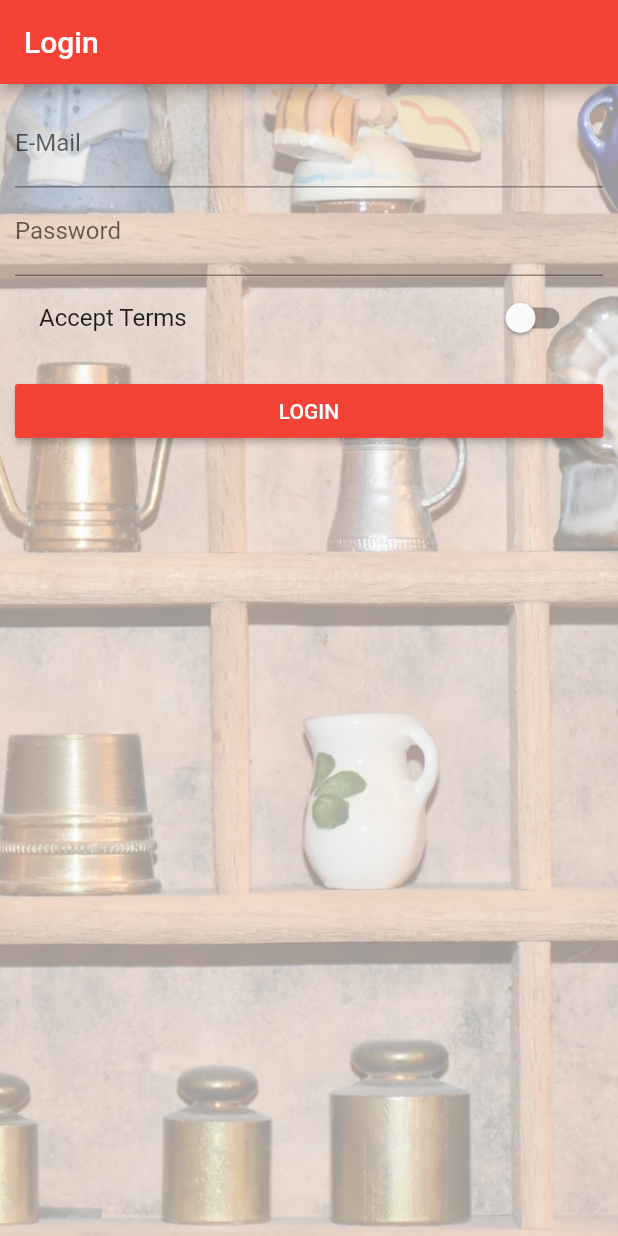
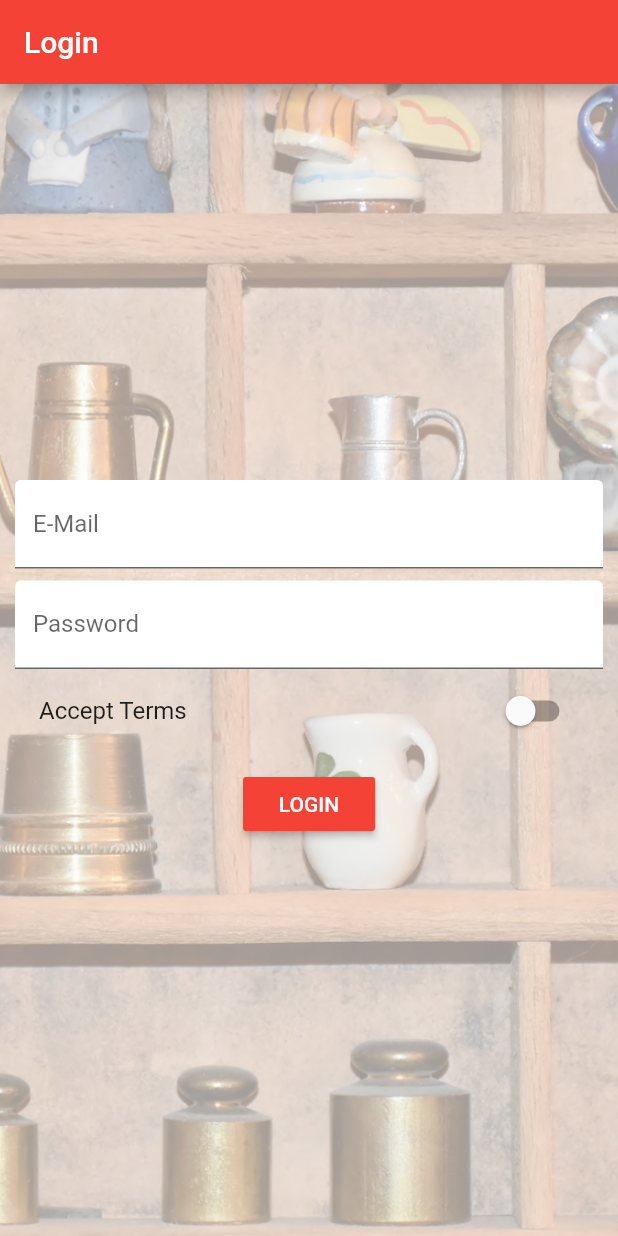
Before and after one commit to TavinHlungwani/flutter-easy-list, a Flutter app: the screen it shows after launch, on a phone screen of 412 x 824 dp. Run offline on Flutter 3.47's test engine with Material 2 defaults, Android fonts, the phone set to English and light mode, and no system bars.

Commit message:
styling textfield and auth form

```diff
--- a/lib/pages/auth.dart
+++ b/lib/pages/auth.dart
@@ -26,10 +26,12 @@ class _AuthPageState extends State<AuthPage> {
             fit: BoxFit.cover)
         ),
         padding: EdgeInsets.all(10.0),
-        child: ListView(
+        child: Center(
+          child: SingleChildScrollView(
+            child: Column(
               children: <Widget>[
                 TextField(
-              decoration: InputDecoration(labelText: 'E-Mail'),
+                  decoration: InputDecoration(labelText: 'E-Mail', filled: true, fillColor: Colors.white),
                   keyboardType: TextInputType.emailAddress,
                   onChanged: (String value) {
                     setState(() {
@@ -37,8 +39,9 @@ class _AuthPageState extends State<AuthPage> {
                     });
                   },
                 ),
+                SizedBox(height: 8.0,),
                 TextField(
-              decoration: InputDecoration(labelText: 'Password'),
+                  decoration: InputDecoration(labelText: 'Password', filled: true, fillColor: Colors.white),
                   obscureText: true,
                   onChanged: (String value) {
                     setState(() {
@@ -71,6 +74,8 @@ class _AuthPageState extends State<AuthPage> {
               ],
             ),
           ),
+        ),
+      ),
     );
   }
 }
```
Lines whose indentation alone changed are shown as unchanged.
